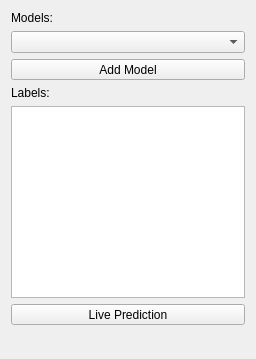
vibbits/ilastik, file ilastik/applets/deepLearningClassification/dlClassificationDrawer.ui: the form before one commit.
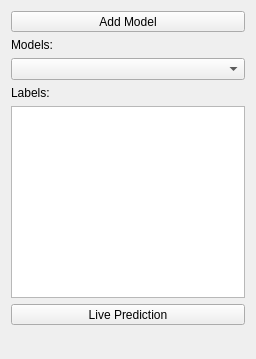
The form after the commit. Custom widgets are drawn as their Qt base class.

Commit message: Reorganize the classification gui a bit, and hide most of it until a model is loaded.

What changed in the file:
```diff
--- a/ilastik/applets/deepLearningClassification/dlClassificationDrawer.ui
+++ b/ilastik/applets/deepLearningClassification/dlClassificationDrawer.ui
@@ -32,20 +32,6 @@
    <string>Form</string>
   </property>
   <layout class="QVBoxLayout" name="verticalLayout">
-   <item>
-    <widget class="QLabel" name="modelsLabel">
-     <property name="text">
-      <string>Models:</string>
-     </property>
-    </widget>
-   </item>
-   <item>
-    <widget class="QComboBox" name="comboBox">
-     <property name="currentText">
-      <string/>
-     </property>
-    </widget>
-   </item>
    <item>
     <widget class="QToolButton" name="addModel">
      <property name="sizePolicy">
@@ -65,6 +51,20 @@
      </property>
     </widget>
    </item>
+   <item>
+    <widget class="QLabel" name="modelsLabel">
+     <property name="text">
+      <string>Models:</string>
+     </property>
+    </widget>
+   </item>
+   <item>
+    <widget class="QComboBox" name="comboBox">
+     <property name="currentText">
+      <string/>
+     </property>
+    </widget>
+   </item>
    <item>
     <widget class="QLabel" name="labelsLabel">
      <property name="text">
```
The commit also changes 1 other file.
